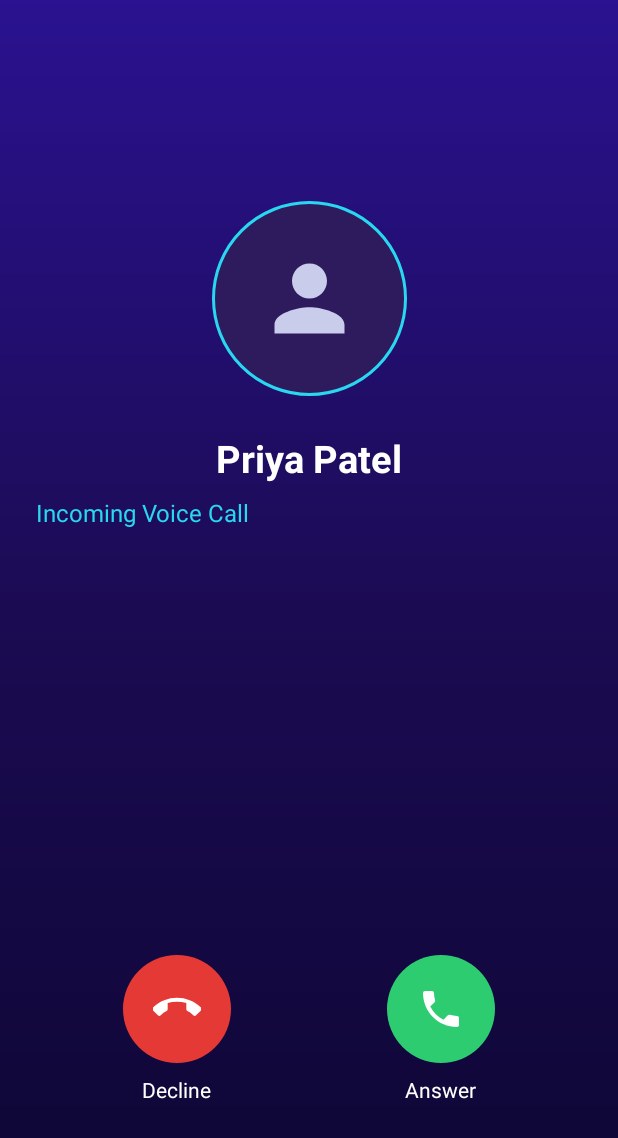
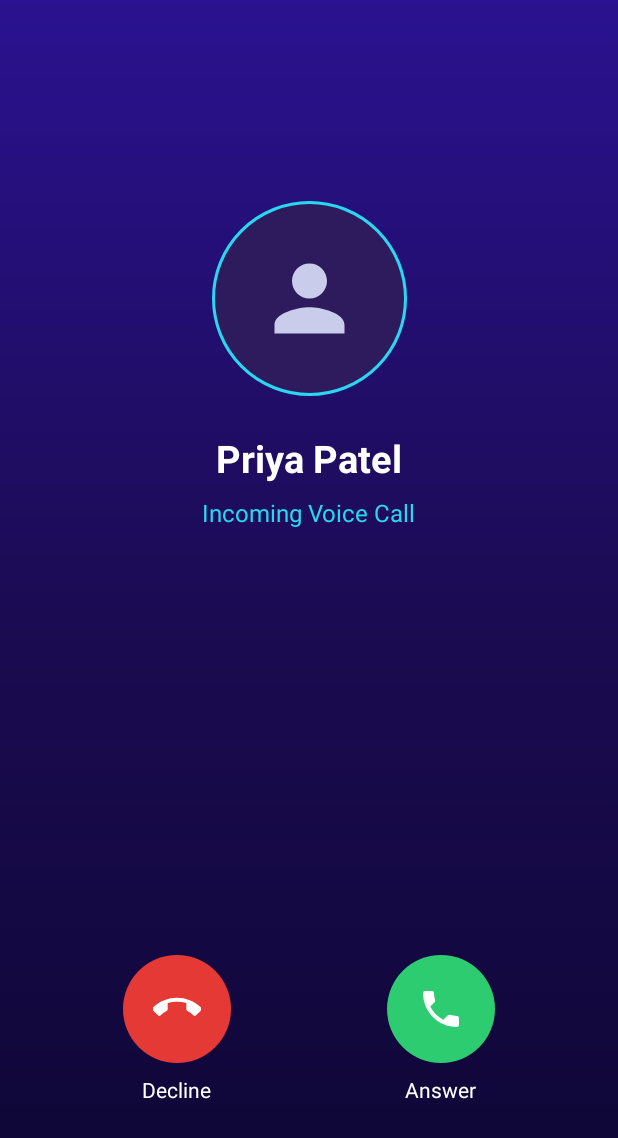
Before and after one commit to movieplayonion-byte/Calling, an Android app: the IncomingCallActivity screen opened directly, with no data from a screen before it, on a phone screen of 412 x 824 dp. Shown: the top 1138 px of the screen. Run offline under Robolectric (Android 15) with nearby library versions, the phone set to English and light mode, and no system bars; 1 statement that could not run was skipped.

Commit message:
Fix invalid constraint attrs in incoming call layout (EndToEndOf -> End_toEndOf, StartToStartOf -> Start_toStartOf) - aapt2 link error that failed CI run 29

```diff
--- a/app/src/main/res/layout/activity_incoming_call.xml
+++ b/app/src/main/res/layout/activity_incoming_call.xml
@@ -40,8 +40,8 @@
         android:text="Incoming Voice Call"
         android:textColor="@color/cyan_neon"
         android:textSize="16sp"
-        app:layout_constraintEndToEndOf="parent"
-        app:layout_constraintStartToStartOf="parent"
+        app:layout_constraintEnd_toEndOf="parent"
+        app:layout_constraintStart_toStartOf="parent"
         app:layout_constraintTop_toBottomOf="@+id/tvIncomingName" />
 
     <!-- Decline & Answer Buttons Layout -->
```
